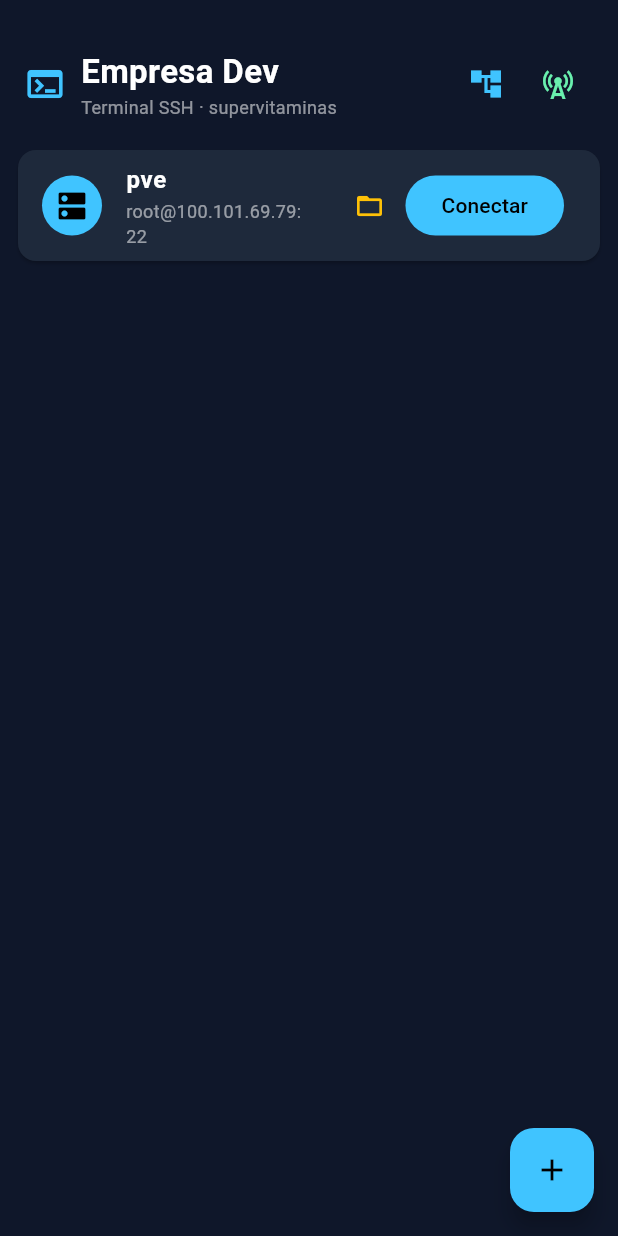
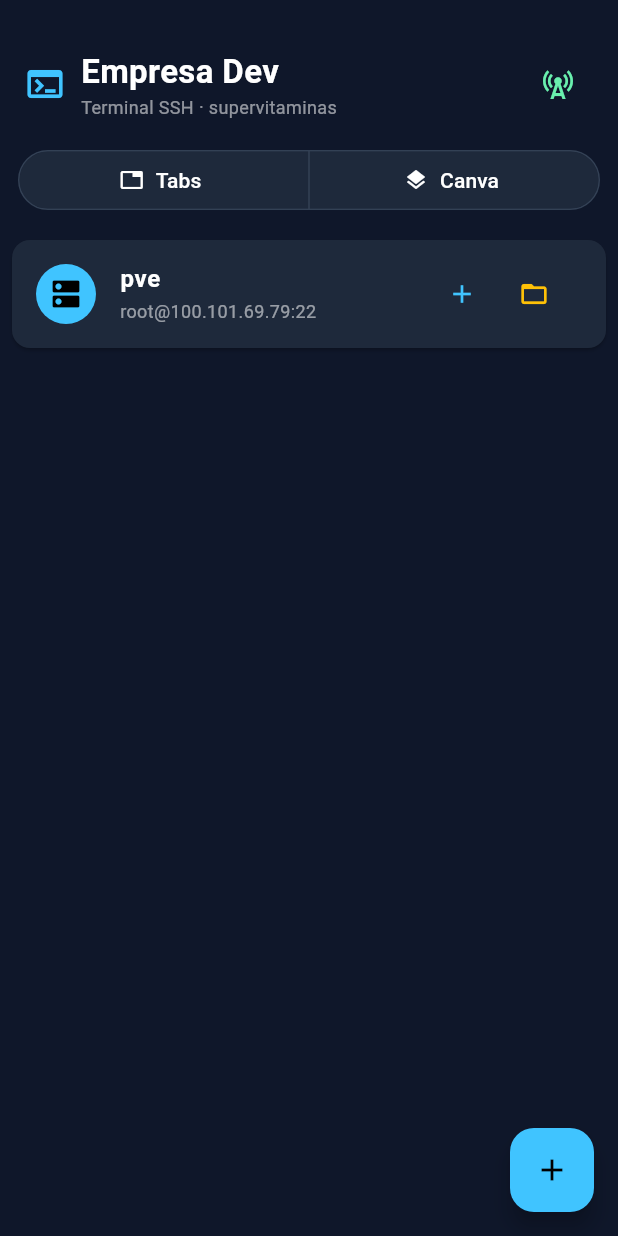
Before and after one commit to XAVIVILLARREAL/chat-canvas-ai, a Flutter app: the screen it shows after launch, on a phone screen of 412 x 824 dp. Run offline on Flutter 3.47's test engine with Material 3 defaults, Android fonts, the phone set to English and light mode, and no system bars; missing offline and left inert: dartssh2, xterm.

Commit message:
feat: sistema de tabs + canva (lienzo) con conmutador, organizacion de sesiones, comando /dev optimizado, E2E verificado (tabs/canva/hub), build release directo

```diff
--- a/lib/main.dart
+++ b/lib/main.dart
@@ -2,17 +2,18 @@ import 'dart:io';
 
 import 'package:flutter/material.dart';
 import 'services/ssh_service.dart';
-import 'services/sftp_service.dart';
 import 'services/canva_store.dart';
+import 'services/sessions_store.dart';
 import 'models/sync_snapshot.dart';
-import 'screens/terminal_screen.dart';
-import 'screens/sftp_screen.dart';
 import 'screens/canva_screen.dart';
+import 'screens/tabs_screen.dart';
 import 'screens/hub_screen.dart';
 
 void main() {
   runApp(const EmpresaDevApp());
 }
+
+final GlobalKey<NavigatorState> navigatorKey = GlobalKey<NavigatorState>();
 
 class EmpresaDevApp extends StatelessWidget {
   const EmpresaDevApp({super.key});
@@ -46,6 +47,8 @@ class HostsScreen extends StatefulWidget {
 
 class _HostsScreenState extends State<HostsScreen> {
   final SshService _service = SshService();
+  final SessionsStore _sessionsStore = SessionsStore();
+  String _view = 'tabs'; // 'tabs' | 'canva'
   final List<SshHost> _hosts = [
     SshHost(
       name: 'pve',
@@ -57,6 +60,14 @@ class _HostsScreenState extends State<HostsScreen> {
       keyPem: _readLocalTestKey(),
     ),
   ];
+
+  @override
+  void initState() {
+    super.initState();
+    _sessionsStore.load().then((_) {
+      if (mounted) setState(() => _view = _sessionsStore.lastTab);
+    });
+  }
 
   // Para pruebas locales en Windows: lee la llave instalada en pve.
   // En producción se importa/genera desde la UI (Fase 1.2).
@@ -76,34 +87,6 @@ class _HostsScreenState extends State<HostsScreen> {
     if (result != null) {
       setState(() => _hosts.add(result));
     }
-  }
-
-  void _connect(SshHost host) {
-    Navigator.of(context).push(
-      MaterialPageRoute(
-        builder: (_) => TerminalScreen(host: host, service: _service),
-      ),
-    );
-  }
-
-  void _openSftp(SshHost host) {
-    Navigator.of(context).push(
-      MaterialPageRoute(
-        builder: (_) => SftpScreen(host: host, sftp: SftpService(_service)),
-      ),
-    );
-  }
-
-  void _openCanva() {
-    Navigator.of(context).push(
-      MaterialPageRoute(
-        builder: (_) => CanvaScreen(
-          hosts: _hosts,
-          sshService: _service,
-          store: CanvaStore(),
-        ),
-      ),
-    );
   }
 
   Future<SyncSnapshot> _buildSnapshot() async {
@@ -160,11 +143,6 @@ class _HostsScreenState extends State<HostsScreen> {
                   ),
                 ),
                 IconButton(
-                  icon: const Icon(Icons.account_tree, color: Colors.lightBlueAccent),
-                  onPressed: _openCanva,
-                  tooltip: 'Canva',
-                ),
-                IconButton(
                   icon: const Icon(Icons.cell_tower, color: Colors.greenAccent),
                   onPressed: _openHub,
                   tooltip: 'Hub de sync',
@@ -172,43 +150,52 @@ class _HostsScreenState extends State<HostsScreen> {
               ],
             ),
           ),
+          // Conmutador de vista: Tabs | Canva
+          Container(
+            padding: const EdgeInsets.symmetric(horizontal: 12, vertical: 4),
+            child: Row(
+              children: [
                 Expanded(
-            child: _hosts.isEmpty
-                ? const Center(child: Text('Sin hosts. Agrega uno con +', style: TextStyle(color: Colors.white54)))
-                : ListView.builder(
-                    padding: const EdgeInsets.symmetric(horizontal: 12, vertical: 4),
-                    itemCount: _hosts.length,
-                    itemBuilder: (ctx, i) {
-                      final h = _hosts[i];
-                      return Card(
-                        color: const Color(0xFF1E293B),
-                        margin: const EdgeInsets.symmetric(vertical: 4),
-                        child: ListTile(
-                          leading: const CircleAvatar(
-                            backgroundColor: Colors.lightBlueAccent,
-                            foregroundColor: Colors.black,
-                            child: Icon(Icons.dns),
+                  child: SegmentedButton<String>(
+                    segments: const [
+                      ButtonSegment(
+                        value: 'tabs',
+                        label: Text('Tabs'),
+                        icon: Icon(Icons.tab, size: 16),
                       ),
-                          title: Text(h.name, style: const TextStyle(color: Colors.white, fontWeight: FontWeight.w600)),
-                          subtitle: Text('${h.username}@${h.host}:${h.port}', style: const TextStyle(color: Colors.white54, fontSize: 12)),
-                          trailing: Row(
-                            mainAxisSize: MainAxisSize.min,
-                            children: [
-                              IconButton(
-                                icon: const Icon(Icons.folder_open, color: Colors.amber, size: 20),
-                                onPressed: () => _openSftp(h),
-                                tooltip: 'SFTP',
+                      ButtonSegment(
+                        value: 'canva',
+                        label: Text('Canva'),
+                        icon: Icon(Icons.layers, size: 16),
                       ),
-                              FilledButton(
-                                onPressed: () => _connect(h),
-                                style: FilledButton.styleFrom(backgroundColor: Colors.lightBlueAccent, foregroundColor: Colors.black),
-                                child: const Text('Conectar'),
+                    ],
+                    selected: {_view},
+                    onSelectionChanged: (sel) {
+                      final v = sel.first;
+                      setState(() => _view = v);
+                      _sessionsStore.setLastTab(v);
+                    },
+                    style: ButtonStyle(
+                      backgroundColor: WidgetStatePropertyAll(const Color(0xFF1E293B)),
+                      foregroundColor: const WidgetStatePropertyAll(Colors.white),
+                      side: WidgetStatePropertyAll(const BorderSide(color: Color(0xFF334155))),
+                    ),
+                  ),
                 ),
               ],
             ),
           ),
-                      );
-                    },
+          Expanded(
+            child: _view == 'canva'
+                ? CanvaScreen(
+                    hosts: _hosts,
+                    sshService: _service,
+                    store: CanvaStore(),
+                  )
+                : TabsScreen(
+                    hosts: _hosts,
+                    sshService: _service,
+                    store: _sessionsStore,
                   ),
           ),
         ],
--- /dev/null
+++ b/lib/models/session.dart
@@ -0,0 +1,31 @@
+import 'dart:convert';
+
+class DevSession {
+  final String id;
+  String title;
+  final String hostId; // referencia al SshHost (por name)
+  bool open;
+
+  DevSession({
+    required this.id,
+    required this.title,
+    required this.hostId,
+    this.open = false,
+  });
+
+  Map<String, dynamic> toJson() => {
+        'id': id,
+        'title': title,
+        'hostId': hostId,
+        'open': open,
+      };
+
+  factory DevSession.fromJson(Map<String, dynamic> j) => DevSession(
+        id: j['id'] as String,
+        title: j['title'] as String,
+        hostId: j['hostId'] as String,
+        open: j['open'] as bool? ?? false,
+      );
+
+  String encode() => jsonEncode(toJson());
+}
--- a/lib/screens/sftp_screen.dart
+++ b/lib/screens/sftp_screen.dart
@@ -1,6 +1,7 @@
 import 'dart:io';
 
 import 'package:flutter/material.dart';
+import '../main.dart' show navigatorKey;
 import '../services/ssh_service.dart';
 import '../services/sftp_service.dart';
 
@@ -252,5 +253,3 @@ class FilePickerHelper {
     return (path == null || path.trim().isEmpty) ? null : path.trim();
   }
 }
-
-final GlobalKey<NavigatorState> navigatorKey = GlobalKey<NavigatorState>();
--- /dev/null
+++ b/lib/screens/tabs_screen.dart
@@ -0,0 +1,162 @@
+import 'package:flutter/material.dart';
+import '../models/session.dart';
+import '../services/sessions_store.dart';
+import '../services/ssh_service.dart';
+import '../services/sftp_service.dart';
+import 'terminal_screen.dart';
+import 'sftp_screen.dart';
+
+class TabsScreen extends StatefulWidget {
+  final List<SshHost> hosts;
+  final SshService sshService;
+  final SessionsStore store;
+
+  const TabsScreen({
+    super.key,
+    required this.hosts,
+    required this.sshService,
+    required this.store,
+  });
+
+  @override
+  State<TabsScreen> createState() => _TabsScreenState();
+}
+
+class _TabsScreenState extends State<TabsScreen> {
+  List<DevSession> get _sessions => widget.store.sessions;
+
+  Future<void> _openTerminal(SshHost host, DevSession session) async {
+    await Navigator.of(context).push(
+      MaterialPageRoute(
+        builder: (_) => TerminalScreen(host: host, service: widget.sshService),
+      ),
+    );
+  }
+
+  Future<void> _openSftp(SshHost host) async {
+    await Navigator.of(context).push(
+      MaterialPageRoute(
+        builder: (_) => SftpScreen(host: host, sftp: SftpService(widget.sshService)),
+      ),
+    );
+  }
+
+  Future<void> _addSessionFromHost(SshHost host) async {
+    await widget.store.addSession(host.name, host.name);
+    if (mounted) setState(() {});
+  }
+
+  Future<void> _closeSession(DevSession s) async {
+    await widget.store.removeSession(s.id);
+    if (mounted) setState(() {});
+  }
+
+  @override
+  Widget build(BuildContext context) {
+    return Scaffold(
+      backgroundColor: const Color(0xFF0F172A),
+      body: Column(
+        children: [
+          // Barra de pestañas (sesiones abiertas)
+          if (_sessions.isNotEmpty) _buildTabBar(),
+          // Lista de hosts
+          Expanded(child: _buildHostList()),
+        ],
+      ),
+    );
+  }
+
+  Widget _buildTabBar() {
+    return Container(
+      height: 44,
+      color: const Color(0xFF0B1220),
+      child: ListView.builder(
+        scrollDirection: Axis.horizontal,
+        padding: const EdgeInsets.symmetric(horizontal: 8, vertical: 6),
+        itemCount: _sessions.length,
+        itemBuilder: (ctx, i) {
+          final s = _sessions[i];
+          return Padding(
+            padding: const EdgeInsets.only(right: 6),
+            child: Material(
+              color: const Color(0xFF1E293B),
+              borderRadius: BorderRadius.circular(8),
+              child: InkWell(
+                borderRadius: BorderRadius.circular(8),
+                onTap: () {},
+                child: Padding(
+                  padding: const EdgeInsets.symmetric(horizontal: 10),
+                  child: Row(
+                    mainAxisSize: MainAxisSize.min,
+                    children: [
+                      const Icon(Icons.terminal, size: 14, color: Colors.lightBlueAccent),
+                      const SizedBox(width: 6),
+                      Text(s.title, style: const TextStyle(color: Colors.white, fontSize: 12)),
+                      const SizedBox(width: 4),
+                      InkWell(
+                        onTap: () => _closeSession(s),
+                        child: const Icon(Icons.close, size: 14, color: Colors.white38),
+                      ),
+                    ],
+                  ),
+                ),
+              ),
+            ),
+          );
+        },
+      ),
+    );
+  }
+
+  Widget _buildHostList() {
+    if (widget.hosts.isEmpty) {
+      return const Center(child: Text('Sin hosts. Agrega uno.', style: TextStyle(color: Colors.white54)));
+    }
+    return ListView.builder(
+      padding: const EdgeInsets.all(8),
+      itemCount: widget.hosts.length,
+      itemBuilder: (ctx, i) {
+        final h = widget.hosts[i];
+        final hasSession = _sessions.any((s) => s.hostId == h.name && s.open);
+        return Card(
+          color: const Color(0xFF1E293B),
+          margin: const EdgeInsets.symmetric(vertical: 4),
+          child: ListTile(
+            leading: const CircleAvatar(
+              backgroundColor: Colors.lightBlueAccent,
+              foregroundColor: Colors.black,
+              child: Icon(Icons.dns),
+            ),
+            title: Text(h.name, style: const TextStyle(color: Colors.white, fontWeight: FontWeight.w600)),
+            subtitle: Text('${h.username}@${h.host}:${h.port}', style: const TextStyle(color: Colors.white54, fontSize: 12)),
+            trailing: Row(
+              mainAxisSize: MainAxisSize.min,
+              children: [
+                if (!hasSession)
+                  IconButton(
+                    icon: const Icon(Icons.add, color: Colors.lightBlueAccent, size: 20),
+                    onPressed: () => _addSessionFromHost(h),
+                    tooltip: 'Abrir pestaña',
+                  )
+                else
+                  IconButton(
+                    icon: const Icon(Icons.terminal, color: Colors.greenAccent, size: 20),
+                    onPressed: () {
+                      final s = _sessions.firstWhere((s) => s.hostId == h.name);
+                      _openTerminal(h, s);
+                    },
+                    tooltip: 'Abrir terminal',
+                  ),
+                IconButton(
+                  icon: const Icon(Icons.folder_open, color: Colors.amber, size: 20),
+                  onPressed: () => _openSftp(h),
+                  tooltip: 'SFTP',
+                ),
+              ],
+            ),
+          ),
+        );
+      },
+    );
+  }
+}
```
Also changed, not shown: lib/services/sessions_store.dart (added, +72 -0 lines), 3 other files. Lines whose indentation alone changed are shown as unchanged.
